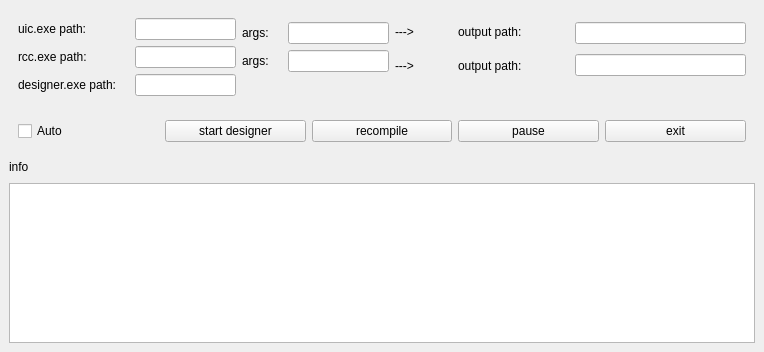
Before: the Qt Designer form qt_ui_files/main_window.ui in coder-xander/pyside6-helper, drawn with Qt 5.
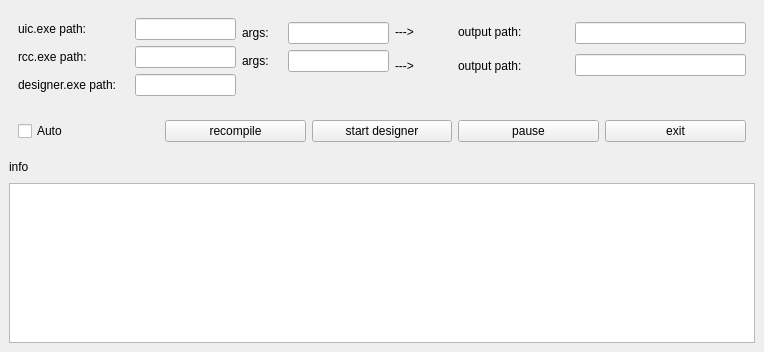
After: the same form once the commit is applied.

```diff
--- a/qt_ui_files/main_window.ui
+++ b/qt_ui_files/main_window.ui
@@ -247,16 +247,16 @@
             </widget>
            </item>
            <item>
-            <widget class="QPushButton" name="pushButton_5">
+            <widget class="QPushButton" name="pushButton_4">
              <property name="text">
-              <string>start designer</string>
+              <string>recompile</string>
              </property>
             </widget>
            </item>
            <item>
-            <widget class="QPushButton" name="pushButton_4">
+            <widget class="QPushButton" name="pushButton_5">
              <property name="text">
-              <string>recompile</string>
+              <string>start designer</string>
              </property>
             </widget>
            </item>
```
